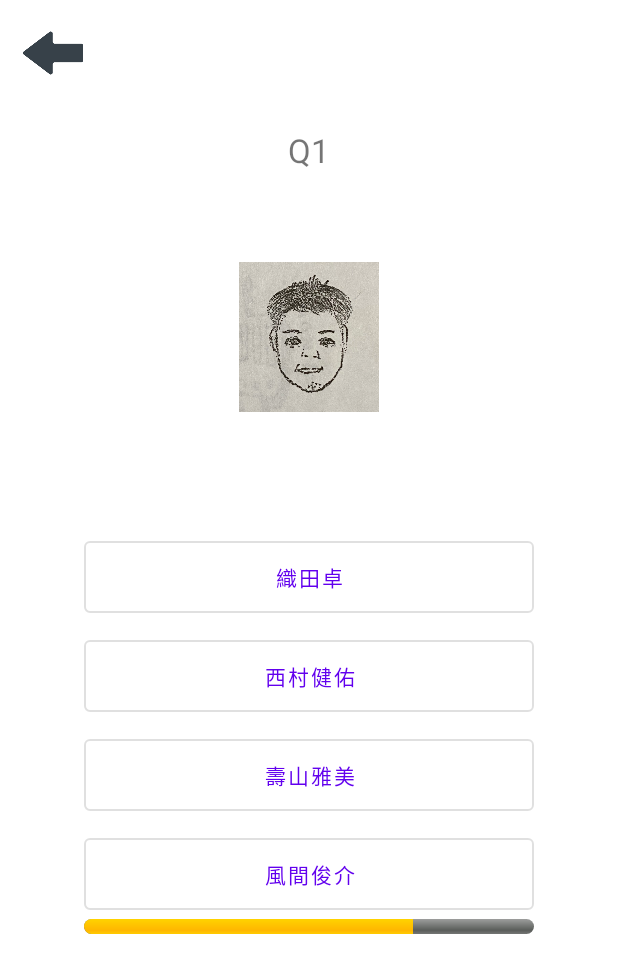
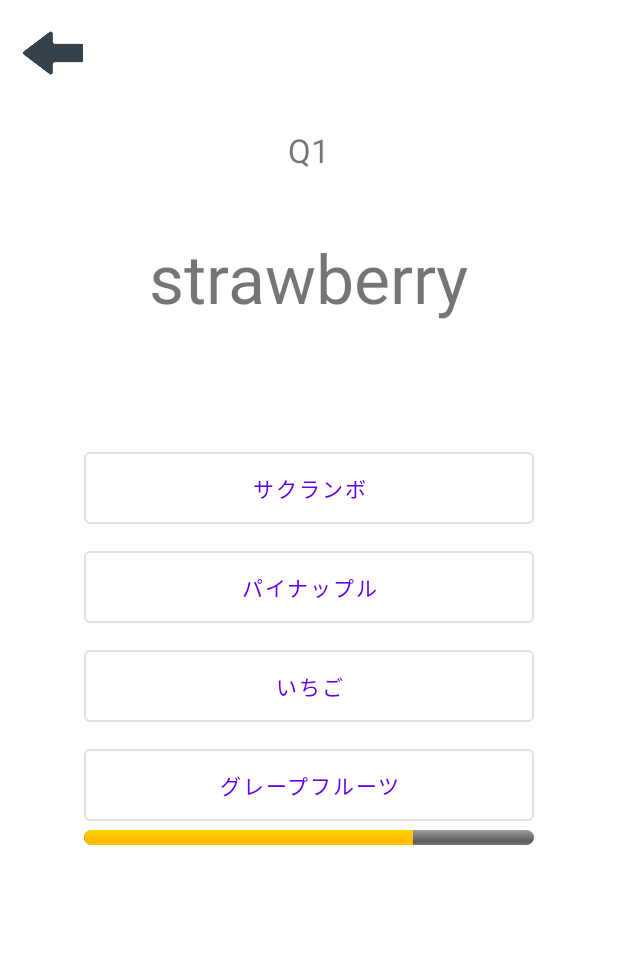
Before and after one commit to OrdinaryHumanDAO/QuizApp, an Android app: the MainActivity screen opened directly, with no data from a screen before it, on a phone screen of 412 x 824 dp. Shown: the top 973 px of the screen. Run offline under Robolectric (Android 15) with nearby library versions, the phone set to English and light mode, and no system bars.

Commit message:
Detailed editing

```diff
--- a/app/src/main/java/com/example/quizapp/MainActivity.kt
+++ b/app/src/main/java/com/example/quizapp/MainActivity.kt
@@ -15,10 +15,11 @@ import com.example.quizapp.databinding.ActivityMainBinding
 class MainActivity : AppCompatActivity() {
 
     private lateinit var binding: ActivityMainBinding
+
     private var rightAnswer : String? = null
     private var rightAnswerCount = 0
     private var quizCount = 1
-    private val QUIZ_COUNT = 16
+    private val QUIZ_COUNT = 10
 
     private val quizAnswer = listOf(
         "西村重樹", "中西緑", "小山民", "浦田直樹", "風間俊介", "中山沙弥子",
@@ -26,25 +27,25 @@ class MainActivity : AppCompatActivity() {
         "恒松菜々美", "砂川真理", "仙頭保枝",  "西村健佑"
     )
 
-    private val quizProblem = listOf(
-        listOf(R.drawable.syuou1, "西村重樹"),
-        listOf(R.drawable.syuou2, "中西緑"),
-        listOf(R.drawable.syuou3, "小山民"),
-        listOf(R.drawable.syuou4, "浦田直樹"),
-        listOf(R.drawable.syuou5, "風間俊介"),
-        listOf(R.drawable.syuou6, "中山沙弥子"),
-        listOf(R.drawable.syuou7, "西辻慎太郎"),
-        listOf(R.drawable.syuou8, "織田卓"),
-        listOf(R.drawable.syuou9, "壽山雅美"),
-        listOf(R.drawable.syuou10, "船垣雅和"),
-        listOf(R.drawable.syuou11, "南部あかね"),
-        listOf(R.drawable.syuou12, "森本勝也"),
-        listOf(R.drawable.syuou13, "恒松菜々美"),
-        listOf(R.drawable.syuou14, "砂川真理"),
-        listOf(R.drawable.syuou15, "仙頭保枝"),
-        listOf(R.drawable.syuou16, "西村健佑"),
+    private val FruitEnglishQuizAnswer = listOf(
+        "りんご", "いちご", "オレンジ", "キウィ", "グレープフルーツ",
+        "サクランボ", "パイナップル", "バナナ", "レモン", "マスクメロン"
     )
-    private var quizProblemShuffle = quizProblem.shuffled()
+
+    private val FruitEnglishQuizProblem = listOf(
+        listOf("apple", "りんご"),
+        listOf("strawberry", "いちご"),
+        listOf("orange", "オレンジ"),
+        listOf("kiwi", "キウィ"),
+        listOf("grapefruit", "グレープフルーツ"),
+        listOf("cherry", "サクランボ"),
+        listOf("pineapple", "パイナップル"),
+        listOf("banana", "バナナ"),
+        listOf("lemon", "レモン"),
+        listOf("muskmelon", "マスクメロン"),
+    )
+
+    private var quizProblemShuffle = FruitEnglishQuizProblem.shuffled()
 
     private val timer = object :CountDownTimer(10000,100) {
         //途中経過・残り時間
@@ -66,8 +67,6 @@ class MainActivity : AppCompatActivity() {
 
     override fun onCreate(savedInstanceState: Bundle?) {
         super.onCreate(savedInstanceState)
-        //setContentView(R.layout.activity_main)
-
         binding = ActivityMainBinding.inflate(layoutInflater)
         setContentView(binding.root)
 
@@ -88,18 +87,17 @@ class MainActivity : AppCompatActivity() {
         // クイズを１問取り出す
         val quiz = quizProblemShuffle[quizCount - 1]
 
-            // 問題をセット
-        binding.imageView2.setImageResource(quiz[0] as Int)
-
+        // 問題をセット
+        binding.problemText.text = quiz[0]
 
         // 正解をセット
         rightAnswer = quiz[1].toString()
 
         // 正解と選択肢３つをシャッフル
-        val l = quizAnswer.indexOf(quiz[1])
-        var i = quizAnswer.filter { it != quiz[1] }
+        val l = FruitEnglishQuizAnswer.indexOf(quiz[1])
+        var i = FruitEnglishQuizAnswer.filter { it != quiz[1] }
         i = i.shuffled()
-        var j = listOf(quizAnswer[l], i[0], i[1], i[2])
+        var j = listOf(FruitEnglishQuizAnswer[l], i[0], i[1], i[2])
         j = j.shuffled()
 
         // 正解と選択肢をセット
--- a/app/src/main/java/com/example/quizapp/ResultActivity.kt
+++ b/app/src/main/java/com/example/quizapp/ResultActivity.kt
@@ -11,7 +11,6 @@ class ResultActivity : AppCompatActivity() {
 
     override fun onCreate(savedInstanceState: Bundle?) {
         super.onCreate(savedInstanceState)
-        //setContentView(R.layout.activity_result)
         binding = ActivityResultBinding.inflate(layoutInflater)
         setContentView(binding.root)
 
--- a/app/src/main/res/layout/activity_home.xml
+++ b/app/src/main/res/layout/activity_home.xml
@@ -12,7 +12,7 @@
         android:id="@+id/textView"
         android:layout_width="wrap_content"
         android:layout_height="wrap_content"
-        android:text="名前当てクイズ"
+        android:text="英単語クイズ"
         android:textSize="34sp" />
 
     <Button
--- a/app/src/main/res/layout/activity_main.xml
+++ b/app/src/main/res/layout/activity_main.xml
@@ -29,12 +29,13 @@
         android:text="@string/count_label"
         android:textSize="22sp" />
 
-    <ImageView
-        android:id="@+id/imageView2"
-        android:layout_width="100dp"
-        android:layout_height="100dp"
-        android:layout_marginTop="60dp"
-        tools:srcCompat="@tools:sample/avatars" />
+    <TextView
+        android:id="@+id/problemText"
+        android:layout_width="wrap_content"
+        android:layout_height="wrap_content"
+        android:layout_marginTop="40dp"
+        android:textSize="45dp"
+        tools:text="apple"/>
 
     <Button
         android:id="@+id/answerBtn1"
--- a/app/src/main/res/values/strings.xml
+++ b/app/src/main/res/values/strings.xml
@@ -7,7 +7,7 @@
 
     <!-- 結果画面 -->
     <string name="result_title">結果</string>
-    <string name="result_score">%d / 16</string>
+    <string name="result_score">%d / 10</string>
     <string name="btn_try_again">ホーム</string>
 
     <string name="name">名前</string>
```
Also changed, not shown: app/src/main/java/com/example/quizapp/FlashCardActivity.kt (+17 -28 lines), app/src/main/java/com/example/quizapp/TextInputProblem.kt (+20 -61 lines), app/src/main/res/layout/activity_flash_card.xml (+13 -7 lines), app/src/main/res/layout/activity_text_input_problem.xml (+6 -5 lines).
